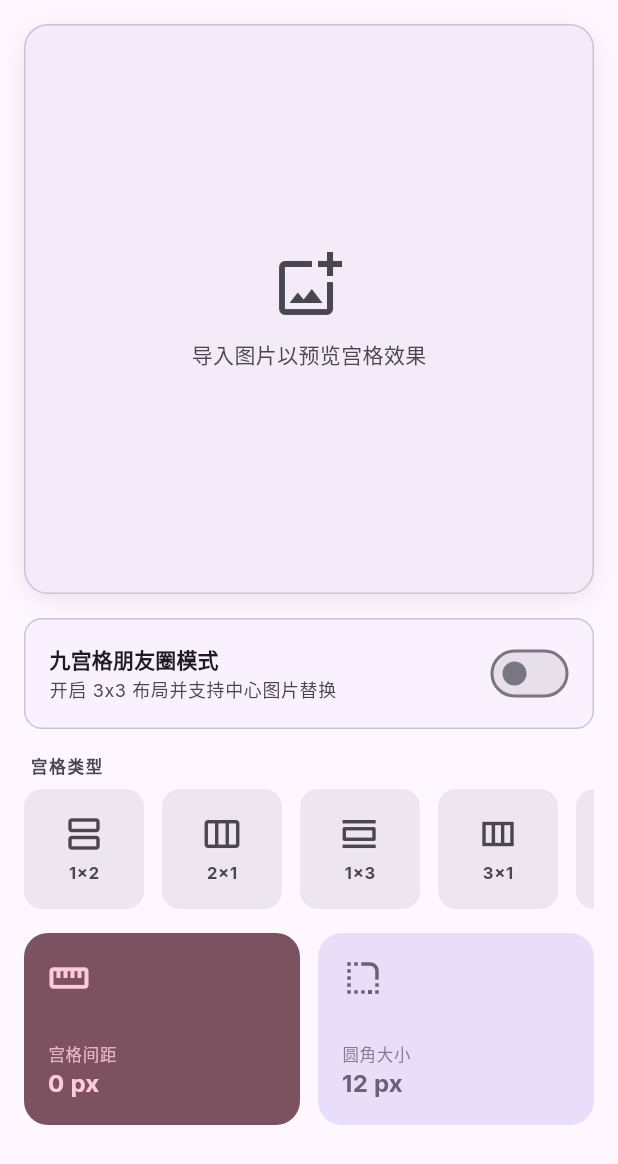
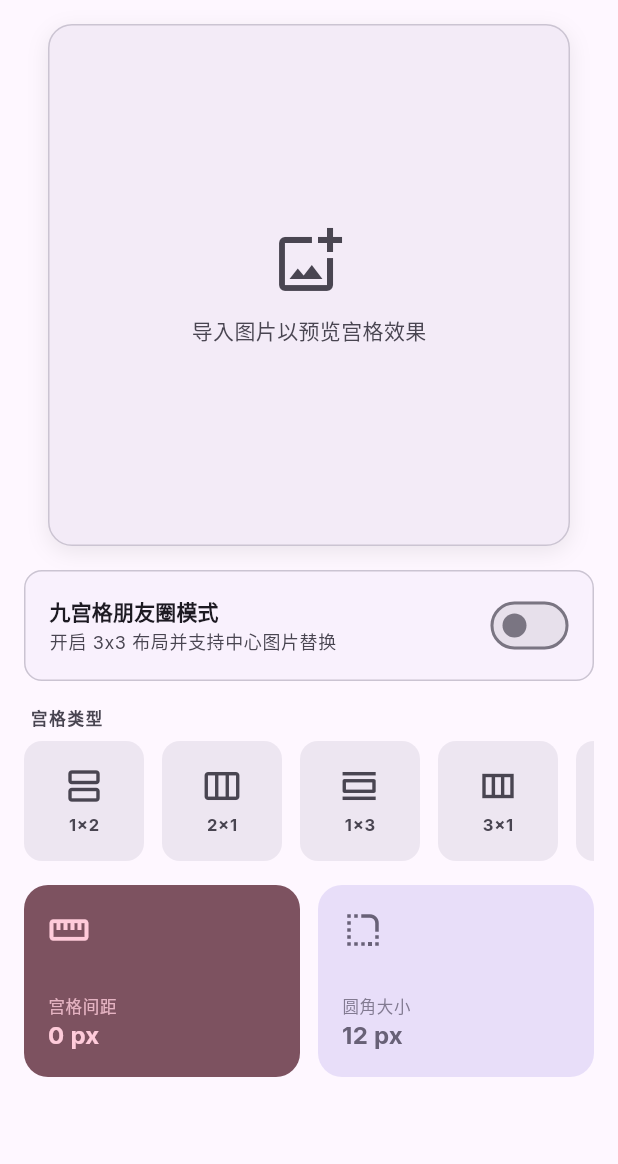
Before and after one commit to RebornQ/fl_picraft, a Flutter app: the _GridEditorBody widget shown alone on an empty page, opened directly, on a phone screen of 412 x 824 dp. Shown: the top 1164 px of the screen. Run offline on Flutter 3.47's test engine with Material 3 defaults, Android fonts, the light colour scheme and no system bars; our stand-ins replace file_picker, flutter_riverpod, go_router, google_fonts, image_picker, reorderables and 1 more; missing offline and left inert: dart:js_interop, gal, super_clipboard, super_drag_and_drop.

Commit message:
feat(grid): make canvas height-first in compact-mode editor
- grid_editor_screen.dart compact/medium: ListView → Column + Expanded(Center(AspectRatio(1, Canvas))) + Flexible(loose) → SingleChildScrollView(Panel) 高度优先骨架，画布占据剩余高度保持 1:1 居中，控件面板独立内部滚动
- grid_editor_screen.dart expanded/large: 调用 GridPreviewCanvas 处补包 AspectRatio(1) 保持现状
- grid_preview_canvas.dart: 移除内部 AspectRatio(1)，sizing contract 迁移到调用方；doc-comment 同步
- grid_controls_panel.dart: doc-comment 同步新使用方式
- 新增 compact 高度优先骨架测试（无外层 ListView / canvas square / panel SingleChildScrollView 祖先 / 无 widget tree 异常），放宽 compact+medium panelOrigin.dx 严格相等断言
- spec: 新 Pattern "Compact-mode editor body — height-first Column skeleton" + 新 Gotcha "Flexible(loose) vs Expanded" + responsive behavior table 拆分 stitch / grid

Refs .trellis/tasks/05-16-grid-canvas-height-first-fit/

```diff
--- a/lib/features/grid/presentation/screens/grid_editor_screen.dart
+++ b/lib/features/grid/presentation/screens/grid_editor_screen.dart
@@ -48,10 +48,15 @@ const double _kGridControlsPanelMaxWidth = 480;
 ///
 /// | size class | layout |
 /// |------------|--------|
-/// | compact (<600 dp) | single column: preview → warning → controls panel, stacked in a [ListView] |
-/// | medium (600–840 dp) | same as compact — phone-landscape stays single-column to keep the canvas tappable |
-/// | expanded (840–1200 dp) | two-column [Row]: preview (+ optional warning) on the left, [GridControlsPanel] docked on the right at a fluid width (`clamp(380, container * 0.25, 480)`) |
-/// | large (≥1200 dp) | same as expanded — body fills the available width, side panel stays in `[380, 480]` dp |
+/// | compact (<600 dp) | single column, **height-first** [Column] skeleton: an `Expanded` slot centers the square preview canvas via `Center` + `AspectRatio(1)`, an optional source-size warning sits below the canvas, and the controls panel scrolls **inside** its own `SingleChildScrollView` (no page-level scroll). |
+/// | medium (600–840 dp) | same as compact — phone-landscape keeps the height-first single-column skeleton. |
+/// | expanded (840–1200 dp) | two-column [Row]: preview (wrapped in `AspectRatio(1)`) + optional warning on the left, [GridControlsPanel] docked on the right at a fluid width (`clamp(380, container * 0.25, 480)`). |
+/// | large (≥1200 dp) | same as expanded — body fills the available width, side panel stays in `[380, 480]` dp. |
+///
+/// The square (1:1) shape of the canvas is the caller's responsibility
+/// — [GridPreviewCanvas] no longer wraps itself in `AspectRatio` so each
+/// layout branch above can pick a fit-by-height vs fit-by-width strategy
+/// independently.
 class GridEditorScreen extends ConsumerWidget {
   const GridEditorScreen({super.key});
 
@@ -167,7 +172,13 @@ class _GridEditorBody extends ConsumerWidget {
                     child: Column(
                       crossAxisAlignment: CrossAxisAlignment.stretch,
                       children: [
-                        const GridPreviewCanvas(),
+                        // GridPreviewCanvas no longer enforces 1:1
+                        // itself — wrap it here so the side-panel
+                        // layout keeps the square preview shape.
+                        const AspectRatio(
+                          aspectRatio: 1,
+                          child: GridPreviewCanvas(),
+                        ),
                         if (sourceTooSmall) ...[
                           const SizedBox(height: 12),
                           _SourceSizeWarning(
@@ -193,19 +204,51 @@ class _GridEditorBody extends ConsumerWidget {
       );
     }
 
-    return ListView(
-      // Bottom 96 dp clears the floating action button on compact /
-      // medium widths.
+    // Height-first single-column skeleton for compact / medium widths.
+    //
+    // The body is a [Column] (not a [ListView]) so the canvas can claim
+    // the **remaining** vertical space via [Expanded] rather than
+    // sizing itself by container width. This keeps the canvas + first
+    // controls card visible on the first screen — without this skeleton
+    // the AspectRatio(1) canvas plus the controls panel together
+    // overflow a typical phone viewport and force the user to scroll
+    // before they can adjust spacing / corner radius.
+    //
+    // Layout breakdown:
+    // * `Expanded` slot → `Center(AspectRatio(1, GridPreviewCanvas))`
+    //   pins the canvas to a centered square that grows with the
+    //   available height (bounded to width when the viewport is wide).
+    // * Optional `_SourceSizeWarning` lives just below the canvas as a
+    //   non-scrolling fixed-height banner.
+    // * `Flexible(fit: FlexFit.loose) + SingleChildScrollView` for the
+    //   controls panel — `loose` means it sizes to its content when
+    //   there is room, but never grows past the remaining vertical
+    //   space (any overflow scrolls *inside* the controls panel, not
+    //   the whole page). `Expanded` would force the panel to fill all
+    //   leftover height even when its content is much shorter, which
+    //   would visually disconnect the controls from the canvas.
+    return Padding(
+      // Bottom 96 dp clears the floating action button.
       padding: const EdgeInsets.fromLTRB(16, 16, 16, 96),
+      child: Column(
+        crossAxisAlignment: CrossAxisAlignment.stretch,
         children: [
-        const GridPreviewCanvas(),
+          const Expanded(
+            child: Center(
+              child: AspectRatio(aspectRatio: 1, child: GridPreviewCanvas()),
+            ),
+          ),
           if (sourceTooSmall) ...[
             const SizedBox(height: 12),
             _SourceSizeWarning(colorScheme: colorScheme, textTheme: textTheme),
           ],
           const SizedBox(height: 16),
-        const GridControlsPanel(),
+          const Flexible(
+            fit: FlexFit.loose,
+            child: SingleChildScrollView(child: GridControlsPanel()),
+          ),
         ],
+      ),
     );
   }
 }
--- a/lib/features/grid/presentation/widgets/grid_preview_canvas.dart
+++ b/lib/features/grid/presentation/widgets/grid_preview_canvas.dart
@@ -17,10 +17,29 @@ const int _kCenterCellIndex = 4;
 /// Live preview matching the central canvas in `_3_宫格切图/code.html`
 /// lines 119–141.
 ///
-/// Renders the source image at square aspect ratio (the design mock
-/// uses `aspect-square`) with a grid overlay drawn at the active
+/// Renders the source image with a grid overlay drawn at the active
 /// [GridType]. Updates instantly when the user adjusts spacing / type
 /// because the layout math is pure-Dart and runs on the UI isolate.
+///
+/// **Sizing contract**: this widget paints whatever rectangle the
+/// caller hands it — it does NOT enforce a 1:1 (square) aspect ratio
+/// itself. The design mock uses `aspect-square`, but we keep the
+/// square-shape decision at the call site so each layout branch can
+/// pick "fit by width" vs "fit by height" independently:
+///
+/// * compact / medium screens fit by **height** (canvas occupies the
+///   `Expanded` slot of a `Column`, wrapped in `Center` +
+///   `AspectRatio(aspectRatio: 1)` so it stays square while the
+///   controls panel keeps its scroll on the same screen — no
+///   page-level scroll). See `grid_editor_screen.dart`.
+/// * expanded / large screens fit by **width** (canvas sits in a
+///   `SingleChildScrollView` inside the left column of a two-column
+///   `Row`, wrapped in `AspectRatio(aspectRatio: 1)` so the square
+///   shape is preserved).
+///
+/// Either way the overlay math (see `_PreviewSurface`) reads
+/// `constraints.biggest` and scales the layout rectangles into the
+/// painted rectangle, so it works for any caller-imposed shape.
 class GridPreviewCanvas extends ConsumerWidget {
   const GridPreviewCanvas({super.key});
 
@@ -30,9 +49,7 @@ class GridPreviewCanvas extends ConsumerWidget {
     final colorScheme = Theme.of(context).colorScheme;
     final textTheme = Theme.of(context).textTheme;
 
-    return AspectRatio(
-      aspectRatio: 1,
-      child: Container(
+    return Container(
       decoration: BoxDecoration(
         color: colorScheme.surfaceContainer,
         borderRadius: BorderRadius.circular(16),
@@ -49,7 +66,6 @@ class GridPreviewCanvas extends ConsumerWidget {
       child: state.hasSource
           ? _PreviewSurface(state: state)
           : _EmptyState(textTheme: textTheme, colorScheme: colorScheme),
-      ),
     );
   }
 }
```
Also changed, not shown: lib/features/grid/presentation/widgets/grid_controls_panel.dart (+4 -3 lines), 2 other files. Lines whose indentation alone changed are shown as unchanged.
